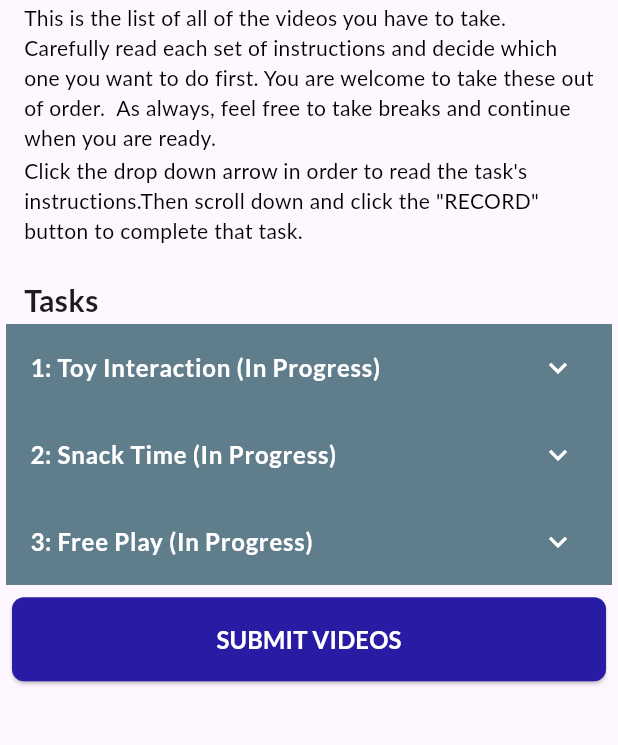
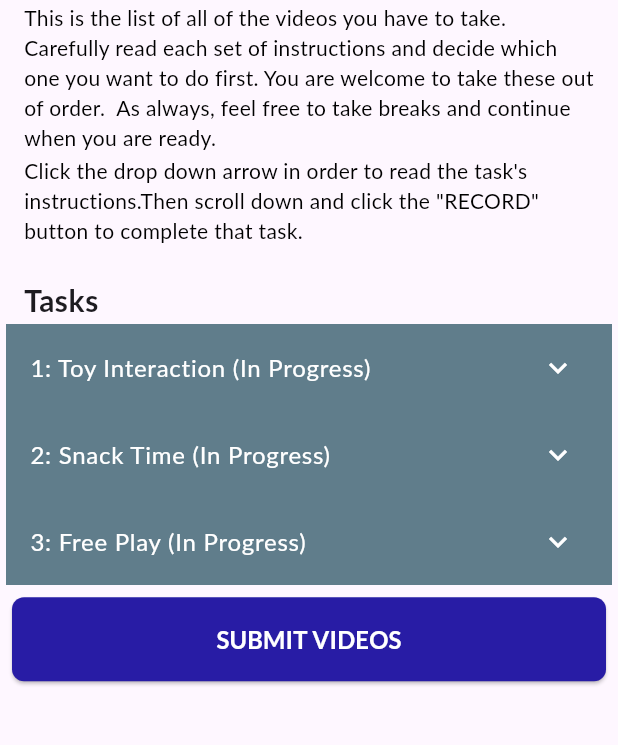
Before and after one commit to kevin200555/autism_ai_test, a Flutter app: the VideoRecordingMenu screen opened directly, on a phone screen of 412 x 824 dp, the part 129-874 px from its top. Run offline on Flutter 3.47's test engine with Material 3 defaults, Android fonts, the phone set to English and light mode, and no system bars; drawn by our look-alikes of auto_size_text; our stand-ins replace camera, firebase_core, firebase_storage, google_fonts, hive, hive_flutter and 1 more; missing offline and left inert: pdfx; accounts and stored records are empty.

Commit message:
fixed some ui mistakes in video_item and video_recording_menu

```diff
--- a/lib/screens/video_section/video_recording_menu.dart
+++ b/lib/screens/video_section/video_recording_menu.dart
@@ -95,6 +95,7 @@ class _VideoRecordingMenuState extends State<VideoRecordingMenu> {
               Padding(
                 padding: const EdgeInsets.fromLTRB(4, 0, 4, 0),
                 child: Column(
+                  mainAxisAlignment: MainAxisAlignment.spaceEvenly,
                   children: List.generate(
                     InstructionAndQuestions.videoNames.length,
                     (index) {
--- a/lib/widgets/other/video_item.dart
+++ b/lib/widgets/other/video_item.dart
@@ -5,6 +5,7 @@ import 'package:autism_ai_test/widgets/button/next_button.dart';
 import 'package:autism_ai_test/widgets/other/text_types.dart';
 import 'package:camera/camera.dart';
 import 'package:flutter/material.dart';
+import 'package:google_fonts/google_fonts.dart';
 
 // This module is used in the video recording menu
 // It is a expandable tile.  So it appears as a box of text at first, then expands into more information when clicked
@@ -40,12 +41,21 @@ class _VideoItemState extends State<VideoItem> {
       // when video is not completed and tile is expanded, it is white with black text
       // when video is completed and tile is collasped, it is green with white text
       // when video is completed and tile is expanded, it is green with white text
-      title: ButtonText(
+      title: Text(
         (widget.isCompleted)
             ? '${widget.taskNumber + 1}: ${widget.labelText} (Completed!)'
             : '${widget.taskNumber + 1}: ${widget.labelText} (In Progress)',
-        maxLines: 1,
+        style: GoogleFonts.lato(
+          textStyle: TextStyle(
+            fontSize: 16,
+            fontWeight: FontWeight.w400,
+          ),
+        ),
       ),
+      collapsedTextColor: ColorTheme.background,
+      textColor: (widget.isCompleted)
+          ? ColorTheme.background
+          : ColorTheme.textColor,
       collapsedBackgroundColor: (widget.isCompleted)
           ? ColorTheme.green
           : ColorTheme.progressBarBackground,
@@ -53,7 +63,9 @@ class _VideoItemState extends State<VideoItem> {
           ? ColorTheme.green
           : ColorTheme.background,
       collapsedIconColor: ColorTheme.background,
-      iconColor: ColorTheme.textColor,
+      iconColor: (widget.isCompleted)
+          ? ColorTheme.background
+          : ColorTheme.textColor,
       // This is what is in the expanded tile information, it displays the task instructions
       // This is so that the user can read which instruction they want to do first before going to the recording screen
       children: <Widget>[
```
